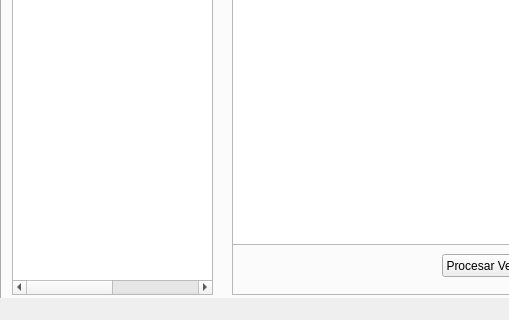
Old version of the form QuintanaRana/ventMain.ui in the repository Martin-Quintana/Desenvolvemento-de-Interfaces; both pictures show x 0 to 509 and y 300 to 620 of the 800 by 620 pixel window.
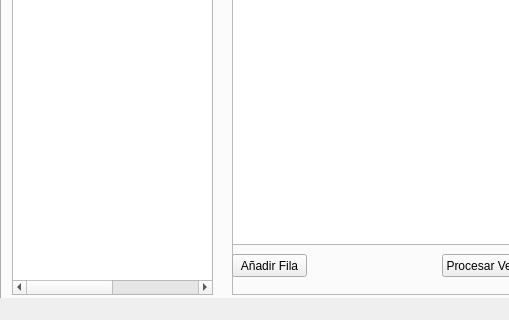
New version of the form. Icons and pictures are not drawn.

```diff
--- a/QuintanaRana/ventMain.ui
+++ b/QuintanaRana/ventMain.ui
@@ -1519,6 +1519,19 @@
         <string/>
        </property>
       </widget>
+      <widget class="QPushButton" name="btnAddFila">
+       <property name="geometry">
+        <rect>
+         <x>0</x>
+         <y>360</y>
+         <width>75</width>
+         <height>23</height>
+        </rect>
+       </property>
+       <property name="text">
+        <string>Añadir Fila</string>
+       </property>
+      </widget>
      </widget>
      <widget class="QPushButton" name="btnBuscacli_3">
       <property name="geometry">
```
